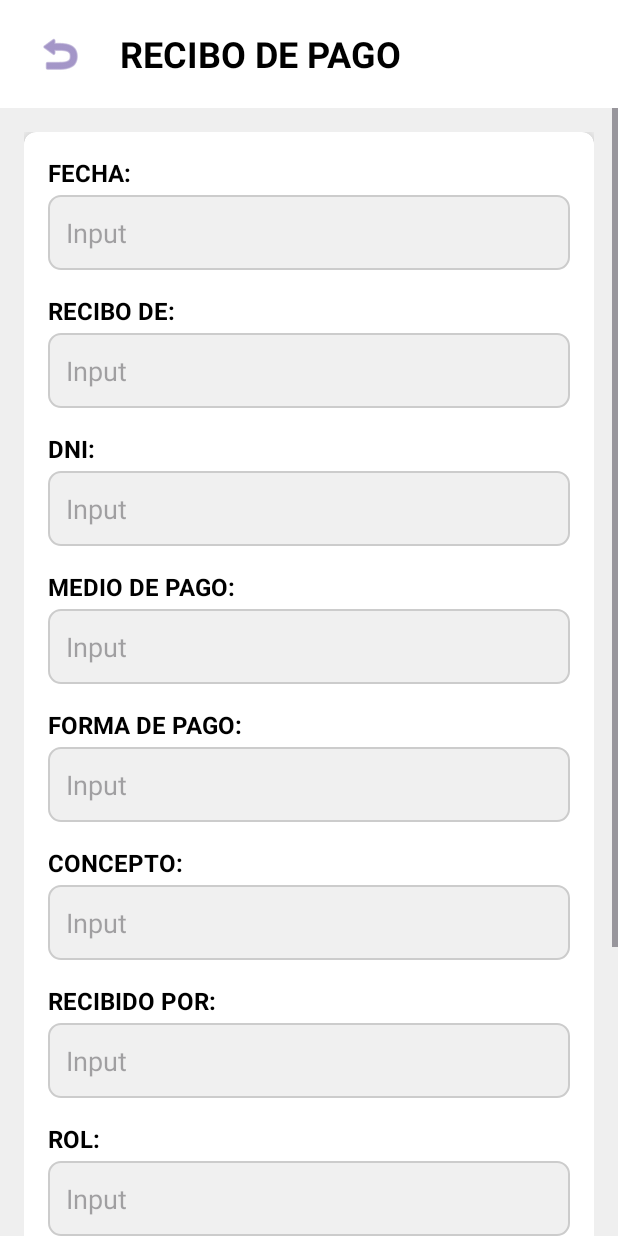
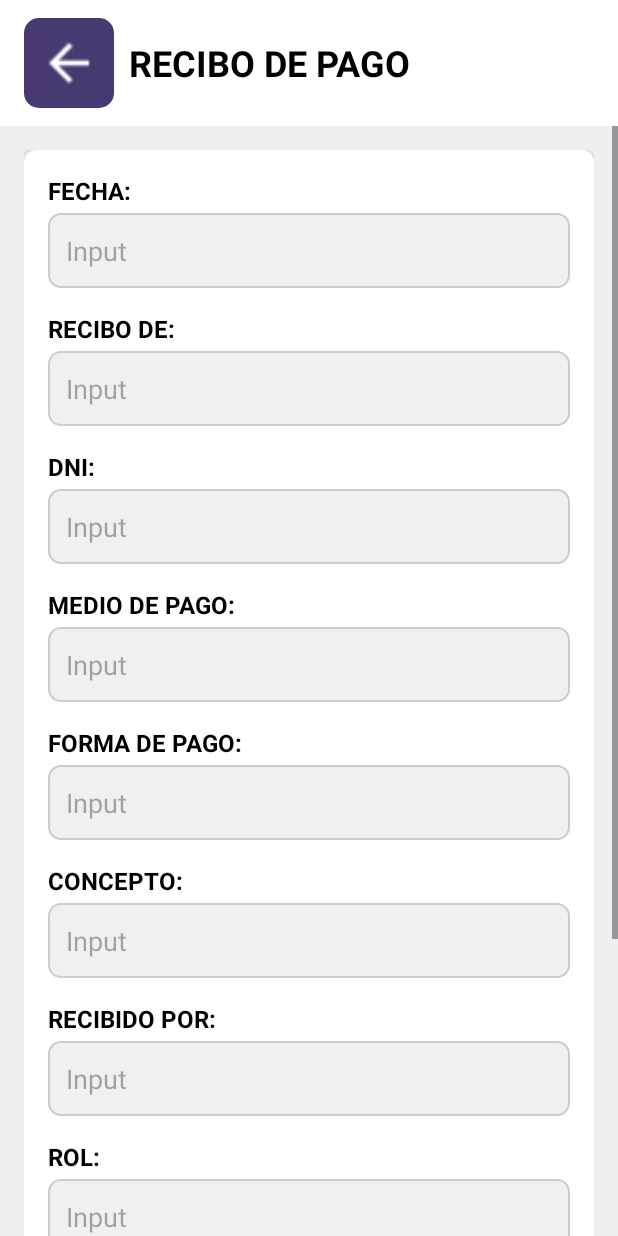
Before and after one commit to gezcarlos22/GrupoTopacio, an Android app built with Jetpack Compose: the ReciboPagoActivity screen opened directly, with no data from a screen before it, on a phone screen of 412 x 824 dp. Run offline under Robolectric (Android 15) with nearby library versions, the phone set to English and light mode, and no system bars.

Commit message:
button volver atras

```diff
--- a/app/src/main/java/com/example/grupotopacio/ReciboPagoActivity.kt
+++ b/app/src/main/java/com/example/grupotopacio/ReciboPagoActivity.kt
@@ -3,6 +3,7 @@ package com.example.grupotopacio
 import android.os.Bundle
 import android.widget.Button
 import android.widget.ImageButton
+import android.widget.LinearLayout
 import androidx.activity.enableEdgeToEdge
 import androidx.appcompat.app.AppCompatActivity
 import androidx.core.view.ViewCompat
@@ -20,9 +21,10 @@ class ReciboPagoActivity : AppCompatActivity() {
             insets
         }
 
-        val btnVolverAtras = findViewById<ImageButton>(R.id.btnVolverAtrasRecibo)
+        val btnVolverAtras = findViewById<LinearLayout>(R.id.btnVolverAtras)
+
         btnVolverAtras.setOnClickListener {
-            finish()
+            onBackPressedDispatcher.onBackPressed()
         }
 
         val btnImprimir = findViewById<Button>(R.id.btnImprimirRecibo)
--- a/app/src/main/res/layout/activity_recibo_pago.xml
+++ b/app/src/main/res/layout/activity_recibo_pago.xml
@@ -20,16 +20,30 @@
         android:paddingVertical="12dp"
         app:layout_constraintTop_toTopOf="parent">
 
-        <ImageButton
-            android:id="@+id/btnVolverAtrasRecibo"
-            android:layout_width="48dp"
-            android:layout_height="48dp"
-            android:layout_marginEnd="16dp"
-            android:background="?attr/selectableItemBackgroundBorderless"
-            android:contentDescription="Volver atrás"
-            android:padding="8dp"
-            android:src="@android:drawable/ic_menu_revert"
-            app:tint="#6750A3" /> <!-- Púrpura para el icono de retorno -->
+        <LinearLayout
+            android:id="@+id/btnVolverAtras"
+            android:layout_width="60dp"
+            android:layout_height="60dp"
+            android:background="@drawable/buttonpurple_fondo"
+            android:clickable="true"
+            android:focusable="true"
+            android:gravity="center_vertical"
+            android:layout_marginEnd="10dp"
+            android:padding="10dp"
+
+            app:layout_constraintBottom_toTopOf="@+id/btnVolverAtras"
+            app:layout_constraintEnd_toEndOf="parent"
+            app:layout_constraintStart_toStartOf="parent"
+            app:layout_constraintTop_toBottomOf="@+id/header_bienvenida">
+
+            <ImageView
+                android:layout_width="40dp"
+                android:layout_height="40dp"
+                android:layout_marginEnd="40dp"
+                android:scaleType="centerCrop"
+                android:src="@drawable/arrow_back" />
+
+        </LinearLayout>
 
         <TextView
             android:layout_width="wrap_content"
--- a/app/src/main/res/layout/activity_registrar_socio.xml
+++ b/app/src/main/res/layout/activity_registrar_socio.xml
@@ -295,7 +295,7 @@
         android:id="@+id/btnContinuar"
         android:layout_width="0dp"
         android:layout_height="60dp"
-        android:text="CONTINUAR"
+        android:text="REGISTRAR"
         android:textSize="20sp"
         android:background="@drawable/buttonpurple_fondo"
         android:layout_marginBottom="30dp"
```
Also changed, not shown: app/src/main/java/com/example/grupotopacio/RegistrarPagoActivity.kt (+9 -0 lines), app/src/main/java/com/example/grupotopacio/RegistrarPagoFinalActivity.kt (+7 -0 lines), app/src/main/java/com/example/grupotopacio/SeleccionarCuotaActivity.kt (+7 -0 lines), app/src/main/res/layout/activity_registrar_pago.xml (+20 -3 lines), app/src/main/res/layout/activity_registrar_pago_final.xml (+21 -3 lines), app/src/main/res/layout/activity_seleccionar_cuota.xml (+20 -2 lines).
